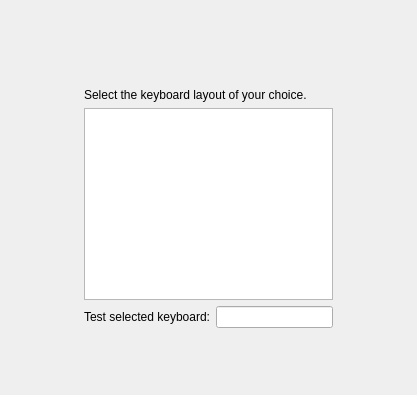
The window that yali4/gui/Ui/keyboardwidget.ui (dadas45li/yali) describes before a commit, drawn with Qt 5.
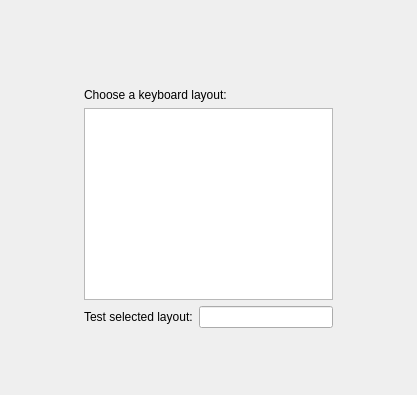
The same window after the commit. Icons and pictures are not drawn.

Diff of the .ui file:
```diff
--- a/yali4/gui/Ui/keyboardwidget.ui
+++ b/yali4/gui/Ui/keyboardwidget.ui
@@ -80,7 +80,7 @@
    <item row="2" column="1" >
     <widget class="QLabel" name="textLabel1" >
      <property name="text" >
-      <string>Select the keyboard layout of your choice.</string>
+      <string>Choose a keyboard layout:</string>
      </property>
      <property name="wordWrap" >
       <bool>false</bool>
@@ -99,7 +99,7 @@
      <item>
       <widget class="QLabel" name="textLabel1_2" >
        <property name="text" >
-        <string>Test selected keyboard:</string>
+        <string>Test selected layout:</string>
        </property>
        <property name="wordWrap" >
         <bool>false</bool>
```
